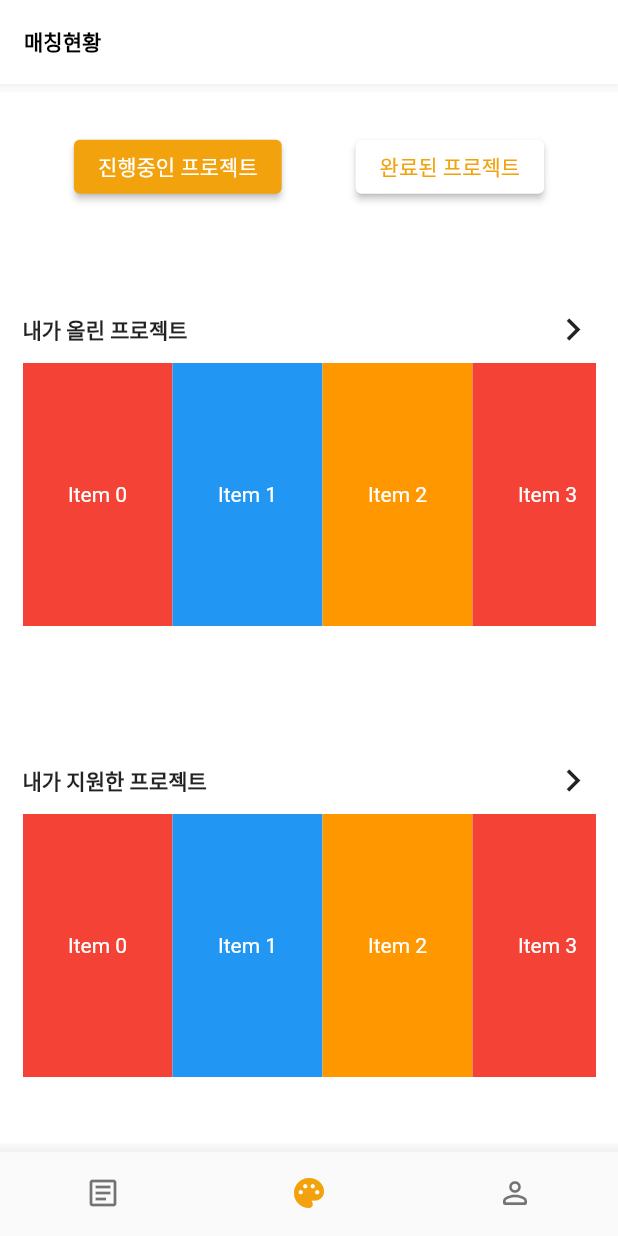
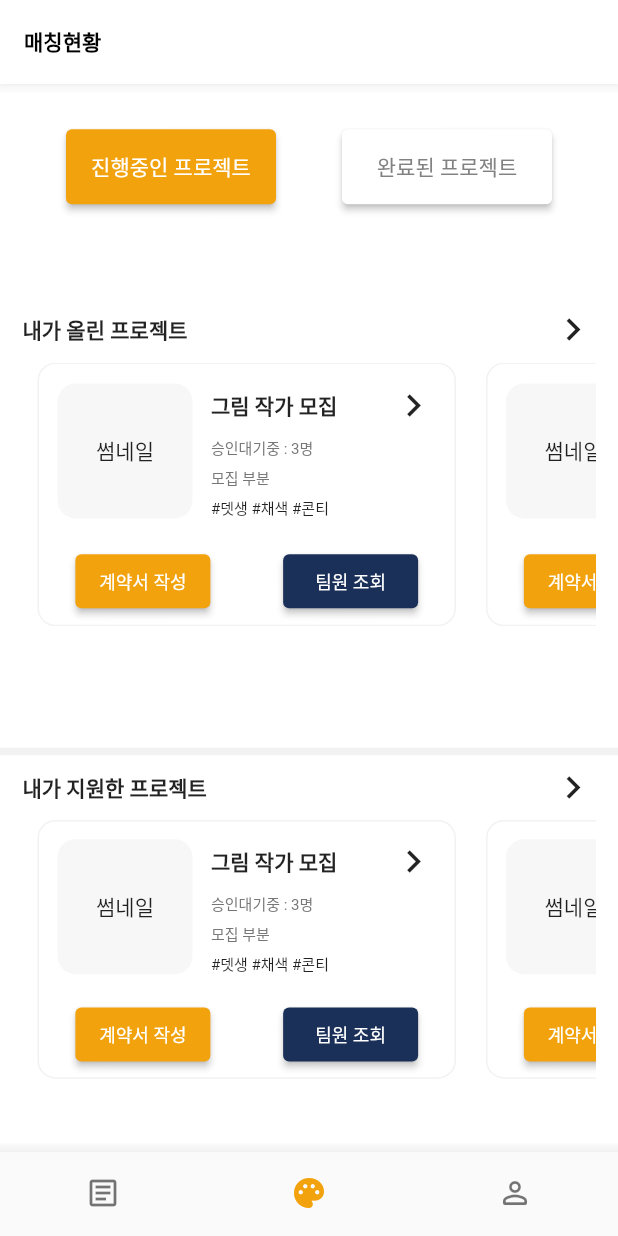
Before and after one commit to lRuRl/idea-concert, a Flutter app: the screen it shows after launch, item 2 of the bottom bar chosen, after a tap on "진행중인 프로젝트", on a phone screen of 412 x 824 dp. Run offline on Flutter 3.47's test engine with Material 2 defaults, Android fonts, the phone set to English and light mode, and no system bars.

Commit message:
매칭현황

```diff
--- a/iruri/lib/pages/state/state_projectlist.dart
+++ b/iruri/lib/pages/state/state_projectlist.dart
@@ -39,8 +39,14 @@ class _ProjectListPageState extends State<ProjectListPage> {
                 child: myProject(),
               ),
               Container(
+                decoration: BoxDecoration(
+                  border: Border(
+                    top: BorderSide(
+                        width: 5, color: Color.fromRGBO(0xf2, 0xf2, 0xf2, 1)),
+                  ),
+                  color: Color.fromRGBO(255, 255, 255, 1),
+                ),
                 padding: EdgeInsets.symmetric(horizontal: 15),
-                color: Color.fromRGBO(255, 255, 255, 1),
                 width: MediaQuery.of(context).size.width * 1,
                 height: MediaQuery.of(context).size.height * 0.32,
                 child: applyProject(),
@@ -49,29 +55,6 @@ class _ProjectListPageState extends State<ProjectListPage> {
           ),
         ));
   }
-}
-
-Widget selectButton() {
-  return Row(
-    crossAxisAlignment: CrossAxisAlignment.center,
-    mainAxisAlignment: MainAxisAlignment.spaceEvenly,
-    children: [
-      ElevatedButton(
-          onPressed: () {},
-          child: Text("진행중인 프로젝트"),
-          style: ElevatedButton.styleFrom(
-            primary: Color.fromRGBO(0xf2, 0xa2, 0x0c, 1),
-            onPrimary: Colors.white,
-          )),
-      ElevatedButton(
-          onPressed: () {},
-          child: Text("완료된 프로젝트"),
-          style: ElevatedButton.styleFrom(
-            primary: Colors.white,
-            onPrimary: Color.fromRGBO(0xf2, 0xa2, 0x0c, 1),
-          ))
-    ],
-  );
 }
 
 Widget myProject() {
@@ -92,27 +75,88 @@ Widget myProject() {
 
 List<Container> items;
 ListViewHorizontal() {
-  items = List<Container>.generate(100, (index) {
+  items = List<Container>.generate(5, (index) {
     return boxItem(index);
   });
 }
 
 boxItem(int index) {
   return Container(
-    height: 100,
-    width: 100,
-    decoration: BoxDecoration(
-        color: (index % 3 == 0)
-            ? Colors.red
-            : (index % 3 == 1)
-                ? Colors.blue
-                : Colors.orange),
-    alignment: Alignment(0, 0),
-    child: Text(
-      "Item $index",
-      style: TextStyle(color: Colors.white),
-    ),
-  );
+      margin: EdgeInsets.symmetric(horizontal: 10),
+      height: 220,
+      width: 279,
+      decoration: BoxDecoration(
+        border: Border.all(
+          color: Color.fromRGBO(0xf2, 0xf2, 0xf2, 1),
+        ),
+        borderRadius: BorderRadius.all(Radius.circular(12)),
+      ),
+      alignment: Alignment(0, 0),
+      child: Column(
+        children: [
+          Expanded(
+              flex: 4,
+              child: Row(
+                mainAxisAlignment: MainAxisAlignment.spaceEvenly,
+                children: [
+                  Container(
+                    width: 90,
+                    height: 90,
+                    decoration: BoxDecoration(
+                      color: Color.fromRGBO(196, 196, 196, 0.13),
+                      borderRadius: BorderRadius.all(Radius.circular(12)),
+                    ),
+                    child: Center(child: Text("썸네일")),
+                  ),
+                  Container(
+                    width: 150,
+                    height: 90,
+                    decoration: BoxDecoration(),
+                    child: Column(
+                      crossAxisAlignment: CrossAxisAlignment.start,
+                      mainAxisAlignment: MainAxisAlignment.spaceBetween,
+                      children: [
+                        Row(
+                          mainAxisAlignment: MainAxisAlignment.spaceBetween,
+                          children: [
+                            boldText("그림 작가 모집"),
+                            Icon(Icons.chevron_right, size: 30),
+                          ],
+                        ),
+                        Text("승인대기중 : 3명",
+                            style: TextStyle(
+                                fontSize: 10,
+                                fontFamily: "Roboto",
+                                color: Color.fromRGBO(0x77, 0x77, 0x77, 1))),
+                        Text("모집 부분",
+                            style: TextStyle(
+                                fontSize: 10,
+                                fontFamily: "Roboto",
+                                color: Color.fromRGBO(0x77, 0x77, 0x77, 1))),
+                        Row(
+                          children: [
+                            Text(
+                              "#뎃생 ",
+                              style: TextStyle(fontSize: 10),
+                            ),
+                            Text(
+                              "#채색 ",
+                              style: TextStyle(fontSize: 10),
+                            ),
+                            Text(
+                              "#콘티",
+                              style: TextStyle(fontSize: 10),
+                            ),
+                          ],
+                        )
+                      ],
+                    ),
+                  )
+                ],
+              )),
+          Expanded(flex: 2, child: listItemButton())
+        ],
+      ));
 }
 
 Widget myList() {
@@ -147,3 +191,63 @@ Widget applyProject() {
 Widget boldText(String txt) {
   return Text(txt, style: TextStyle(fontWeight: FontWeight.w700));
 }
+
+Widget selectButton() {
+  return Row(
+    crossAxisAlignment: CrossAxisAlignment.center,
+    mainAxisAlignment: MainAxisAlignment.spaceEvenly,
+    children: [
+      ElevatedButton(
+          onPressed: () {},
+          child: Text("진행중인 프로젝트"),
+          style: ElevatedButton.styleFrom(
+            padding: EdgeInsets.all(3),
+            primary: Color.fromRGBO(0xf2, 0xa2, 0x0c, 1),
+            onPrimary: Colors.white,
+            fixedSize: Size(140, 50),
+          )),
+      ElevatedButton(
+          onPressed: () {},
+          child: Text("완료된 프로젝트"),
+          style: ElevatedButton.styleFrom(
+            padding: EdgeInsets.all(3),
+            primary: Colors.white,
+            onPrimary: Color.fromRGBO(0x82, 0x82, 0x82, 1),
+            fixedSize: Size(140, 50),
+          ))
+    ],
+  );
+}
+
+Widget listItemButton() {
+  return Row(
+    crossAxisAlignment: CrossAxisAlignment.center,
+    mainAxisAlignment: MainAxisAlignment.spaceAround,
+    children: [
+      ElevatedButton(
+          onPressed: () {},
+          child: Text("계약서 작성",
+              style: TextStyle(
+                fontSize: 12,
+              )),
+          style: ElevatedButton.styleFrom(
+            padding: EdgeInsets.all(0),
+            fixedSize: Size(90, 30),
+            primary: Color.fromRGBO(0xf2, 0xa2, 0x0c, 1),
+            onPrimary: Colors.white,
+          )),
+      ElevatedButton(
+          onPressed: () {},
+          child: Text("팀원 조회",
+              style: TextStyle(
+                fontSize: 12,
+              )),
+          style: ElevatedButton.styleFrom(
+            padding: EdgeInsets.all(0),
+            fixedSize: Size(90, 30),
+            primary: Color.fromRGBO(0x1B, 0x30, 0x59, 1),
+            onPrimary: Colors.white,
+          ))
+    ],
+  );
+}
```
